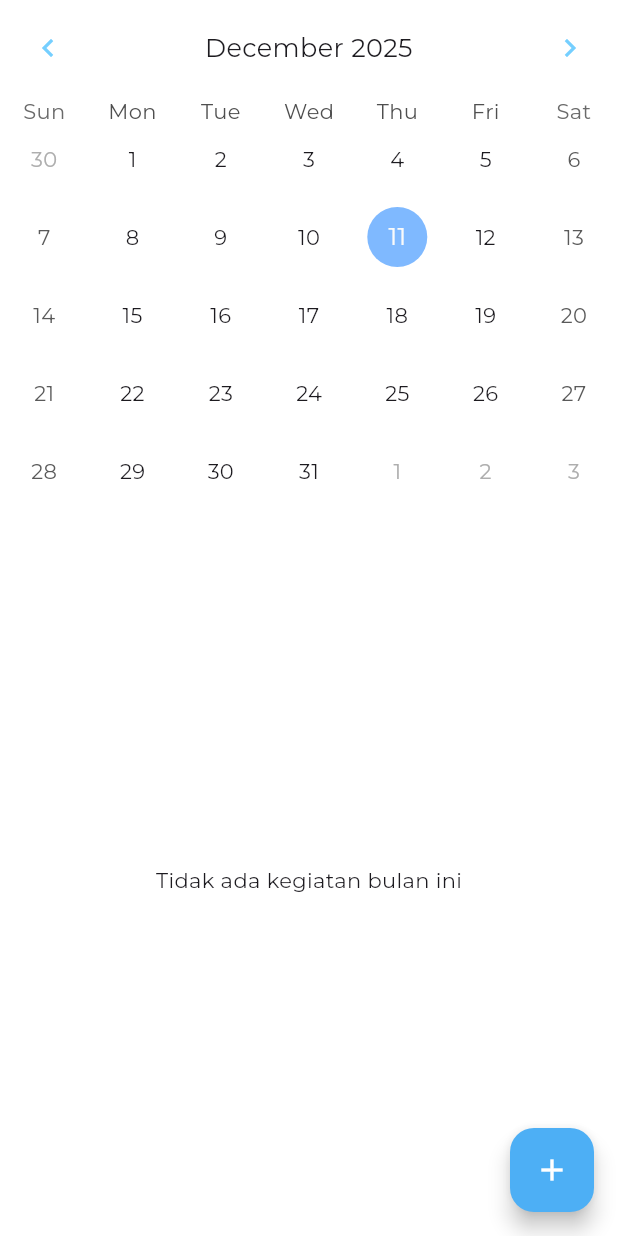
After one commit to YuukiYuna-TOSTW/ALP-Kelompok-2-Semester-3, a Flutter app: the CalendarPage screen opened directly, on a phone screen of 412 x 824 dp. The commit adds this screen. Run offline on Flutter 3.47's test engine with Material 3 defaults, Android fonts, the light colour scheme and no system bars; drawn by our look-alikes of table_calendar; our stand-ins replace cloud_firestore, file_picker, firebase_ai, firebase_core, flutter_markdown, font_awesome_flutter and 2 more; accounts and stored records are empty.

Commit message:
Buat kalender

```diff
--- a/Frontend/frontend/lib/config/routes/app_routes.dart
+++ b/Frontend/frontend/lib/config/routes/app_routes.dart
@@ -1,5 +1,6 @@
 import 'package:flutter/material.dart';
 import '../../core/widgets/tambah_kegiatan.dart';
+import '../../features/calendar/table_calender.dart';
 
 class AppRoutes {
   static Map<String, WidgetBuilder> get routes {
@@ -8,6 +9,7 @@ class AppRoutes {
         backgroundColor: Colors.white,
         body: Center(child: EventFormCard()),
       ),
+      '/calendar': (context) => const CalendarPage(),
     };
   }
 }
--- /dev/null
+++ b/Frontend/frontend/lib/features/calendar/table_calender.dart
@@ -0,0 +1,227 @@
+import 'package:flutter/material.dart';
+import 'package:table_calendar/table_calendar.dart';
+
+// CalendarPage is a reusable widget. Import and use `CalendarPage()` in
+// your app's routes or screens where needed (the project already has a
+// top-level `main()` in `lib/main.dart`).
+
+class CalendarPage extends StatefulWidget {
+  const CalendarPage({super.key});
+
+  @override
+  State<CalendarPage> createState() => _CalendarPageState();
+}
+
+class _CalendarPageState extends State<CalendarPage> {
+  DateTime _focusedDay = DateTime.now();
+  DateTime? _selectedDay;
+  bool _showDetailPanel = false;
+
+  Map<DateTime, List<String>> _events = {};
+
+  List<String> _getEventsForDay(DateTime day) {
+    final key = DateTime(day.year, day.month, day.day);
+    return _events[key] ?? [];
+  }
+
+  Map<DateTime, List<String>> _getEventsForMonth(DateTime month) {
+    Map<DateTime, List<String>> monthEvents = {};
+    _events.forEach((key, value) {
+      if (key.year == month.year && key.month == month.month) {
+        monthEvents[key] = value;
+      }
+    });
+    return monthEvents;
+  }
+
+  @override
+  Widget build(BuildContext context) {
+    final monthEvents = _getEventsForMonth(_focusedDay);
+
+    return Scaffold(
+      body: Row(
+        children: [
+          Expanded(
+            flex: _showDetailPanel ? 2 : 1,
+            child: Container(
+              color: Colors.white,
+              child: Column(
+                mainAxisAlignment: MainAxisAlignment.center,
+                children: [
+                  TableCalendar(
+                    headerStyle: const HeaderStyle(
+                      formatButtonVisible: false,
+                      titleCentered: true,
+                    ),
+                    firstDay: DateTime.utc(2010, 1, 1),
+                    lastDay: DateTime.utc(2030, 12, 31),
+                    focusedDay: _focusedDay,
+                    selectedDayPredicate: (day) => isSameDay(_selectedDay, day),
+                    onDaySelected: (selectedDay, focusedDay) {
+                      setState(() {
+                        _selectedDay = selectedDay;
+                        _focusedDay = focusedDay;
+                        _showDetailPanel = _getEventsForDay(
+                          selectedDay,
+                        ).isNotEmpty;
+                      });
+                    },
+                    onPageChanged: (focusedDay) {
+                      setState(() {
+                        _focusedDay = focusedDay;
+                      });
+                    },
+                    calendarStyle: CalendarStyle(
+                      selectedDecoration: BoxDecoration(
+                        color: const Color(0xFF4DAFF5),
+                        shape: BoxShape.circle,
+                      ),
+                      todayDecoration: BoxDecoration(
+                        color: const Color(0xFF7FB9FF),
+                        shape: BoxShape.circle,
+                      ),
+                      markerDecoration: BoxDecoration(
+                        color: const Color(0xFF4DAFF5),
+                        shape: BoxShape.circle,
+                      ),
+                    ),
+                    eventLoader: _getEventsForDay,
+                  ),
+
+                  const SizedBox(height: 10),
+
+                  Expanded(
+                    child: monthEvents.isEmpty
+                        ? const Center(
+                            child: Text('Tidak ada kegiatan bulan ini'),
+                          )
+                        : ListView(
+                            children: monthEvents.entries.map((entry) {
+                              final date = entry.key;
+                              final activities = entry.value;
+                              return Card(
+                                color: Colors.white,
+                                margin: const EdgeInsets.symmetric(
+                                  horizontal: 12,
+                                  vertical: 6,
+                                ),
+                                child: ListTile(
+                                  title: Text(
+                                    '${date.day}-${date.month}-${date.year} (${activities.length} kegiatan)',
+                                  ),
+                                  subtitle: Column(
+                                    crossAxisAlignment:
+                                        CrossAxisAlignment.start,
+                                    children: activities
+                                        .map((act) => Text('- $act'))
+                                        .toList(),
+                                  ),
+                                ),
+                              );
+                            }).toList(),
+                          ),
+                  ),
+                ],
+              ),
+            ),
+          ),
+
+          if (_showDetailPanel)
+            Expanded(
+              flex: 1,
+              child: Container(
+                margin: const EdgeInsets.all(8),
+                decoration: BoxDecoration(
+                  color: Colors.white,
+                  borderRadius: BorderRadius.circular(12),
+                ),
+                child: Column(
+                  children: [
+                    // HEADER
+                    Container(
+                      decoration: const BoxDecoration(
+                        color: Color(0xFF75CFFF),
+                        borderRadius: BorderRadius.only(
+                          topLeft: Radius.circular(12),
+                          topRight: Radius.circular(12),
+                        ),
+                      ),
+                      padding: const EdgeInsets.symmetric(
+                        horizontal: 12,
+                        vertical: 16,
+                      ),
+                      child: Row(
+                        mainAxisAlignment: MainAxisAlignment.spaceBetween,
+                        children: [
+                          Expanded(
+                            child: Text(
+                              'Activities on ${_selectedDay!.day}-${_selectedDay!.month}-${_selectedDay!.year}',
+                              style: const TextStyle(
+                                color: Colors.white,
+                                fontWeight: FontWeight.bold,
+                                fontSize: 16,
+                              ),
+                            ),
+                          ),
+                          IconButton(
+                            onPressed: () {
+                              setState(() {
+                                _showDetailPanel = false;
+                                _selectedDay = null;
+                              });
+                            },
+                            icon: const Icon(Icons.close, color: Colors.white),
+                          ),
+                        ],
+                      ),
+                    ),
+
+                    Expanded(
+                      child: _getEventsForDay(_selectedDay!).isEmpty
+                          ? const Center(
+                              child: Text('Tidak ada kegiatan hari ini'),
+                            )
+                          : ListView.separated(
+                              padding: const EdgeInsets.all(8),
+                              itemCount: _getEventsForDay(_selectedDay!).length,
+                              separatorBuilder: (_, __) => const Divider(),
+                              itemBuilder: (context, index) {
+                                final activity = _getEventsForDay(
+                                  _selectedDay!,
+                                )[index];
+                                return Card(
+                                  color: Colors.white,
+                                  elevation: 2,
+                                  shape: RoundedRectangleBorder(
+                                    borderRadius: BorderRadius.circular(8),
+                                  ),
+                                  child: ListTile(
+                                    title: Text(activity),
+
+                                    trailing: const Text(
+                                      'Detail → (Disabled)',
+                                      style: TextStyle(
+                                        color: Colors.grey,
+                                        fontSize: 12,
+                                      ),
+                                    ),
+                                  ),
+                                );
+                              },
+                            ),
+                    ),
+                  ],
+                ),
+              ),
+            ),
+        ],
+      ),
+
+      floatingActionButton: FloatingActionButton(
+        backgroundColor: const Color(0xFF4DAFF5),
+        onPressed: () {},
+        child: const Icon(Icons.add),
+      ),
+    );
+  }
+}
--- a/Frontend/frontend/pubspec.yaml
+++ b/Frontend/frontend/pubspec.yaml
@@ -44,6 +44,7 @@ dependencies:
   shared_preferences: ^2.3.3
   flutter_markdown: ^0.7.4+1
   google_fonts: ^6.2.1
+  table_calendar: ^3.0.7
 
 dev_dependencies:
   flutter_test:
```
Also changed, not shown: Frontend/frontend/pubspec.lock.
